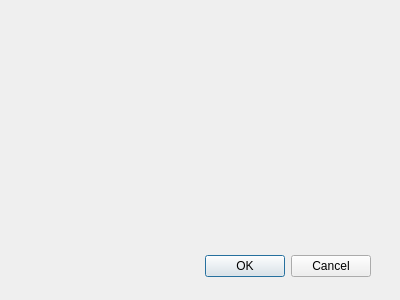
First picture: the form in src/UI/ConstantDialog.ui, repository TheMHMoritz3/OpenCLScheduler, before the edit.
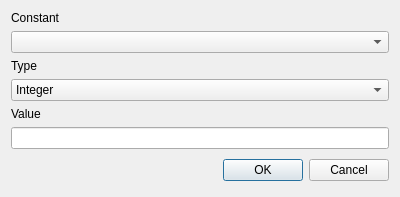
Second picture: the form after the edit.

What changed in the file:
```diff
--- a/src/UI/ConstantDialog.ui
+++ b/src/UI/ConstantDialog.ui
@@ -9,21 +9,70 @@
     <x>0</x>
     <y>0</y>
     <width>400</width>
-    <height>300</height>
+    <height>188</height>
    </rect>
   </property>
   <property name="windowTitle">
    <string>Dialog</string>
   </property>
-  <widget class="QWidget" name="layoutWidget">
-   <property name="geometry">
-    <rect>
-     <x>20</x>
-     <y>250</y>
-     <width>351</width>
-     <height>33</height>
-    </rect>
-   </property>
+  <layout class="QVBoxLayout" name="verticalLayout">
+   <item>
+    <widget class="QLabel" name="label">
+     <property name="text">
+      <string>Constant</string>
+     </property>
+    </widget>
+   </item>
+   <item>
+    <widget class="QComboBox" name="ConstantNameComboBox"/>
+   </item>
+   <item>
+    <widget class="QLabel" name="label_2">
+     <property name="text">
+      <string>Type</string>
+     </property>
+    </widget>
+   </item>
+   <item>
+    <widget class="QComboBox" name="TypeComboBox">
+     <item>
+      <property name="text">
+       <string>Integer</string>
+      </property>
+     </item>
+     <item>
+      <property name="text">
+       <string>Unsinged Integer</string>
+      </property>
+     </item>
+     <item>
+      <property name="text">
+       <string>Char</string>
+      </property>
+     </item>
+     <item>
+      <property name="text">
+       <string>Float</string>
+      </property>
+     </item>
+     <item>
+      <property name="text">
+       <string>Double</string>
+      </property>
+     </item>
+    </widget>
+   </item>
+   <item>
+    <widget class="QLabel" name="label_3">
+     <property name="text">
+      <string>Value</string>
+     </property>
+    </widget>
+   </item>
+   <item>
+    <widget class="QLineEdit" name="ValueLineEidt"/>
+   </item>
+   <item>
    <layout class="QHBoxLayout">
     <property name="margin">
      <number>0</number>
@@ -59,9 +108,9 @@
      </widget>
     </item>
    </layout>
-  </widget>
- </widget>
- <pixmapfunction></pixmapfunction>
+   </item>
+  </layout>
+ </widget>
  <resources/>
  <connections>
   <connection>
```
Left out of the diff: 21 changed lines with no effect on the pictures. Lines whose indentation alone changed are shown as unchanged.
